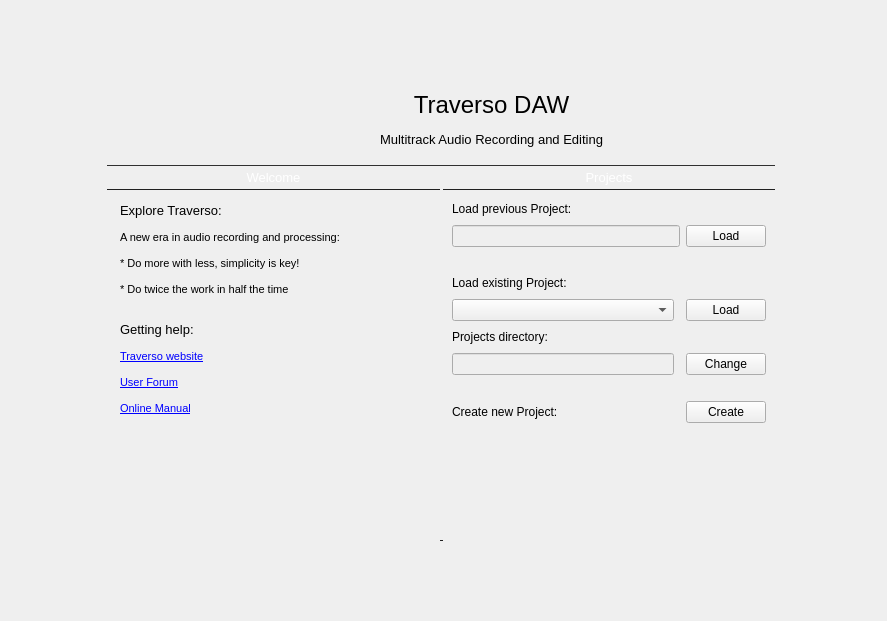
The window that src/traverso/ui/WelcomeWidget.ui (ErwanLegrand/Traverso-DAW) describes before a commit, drawn with Qt 5.
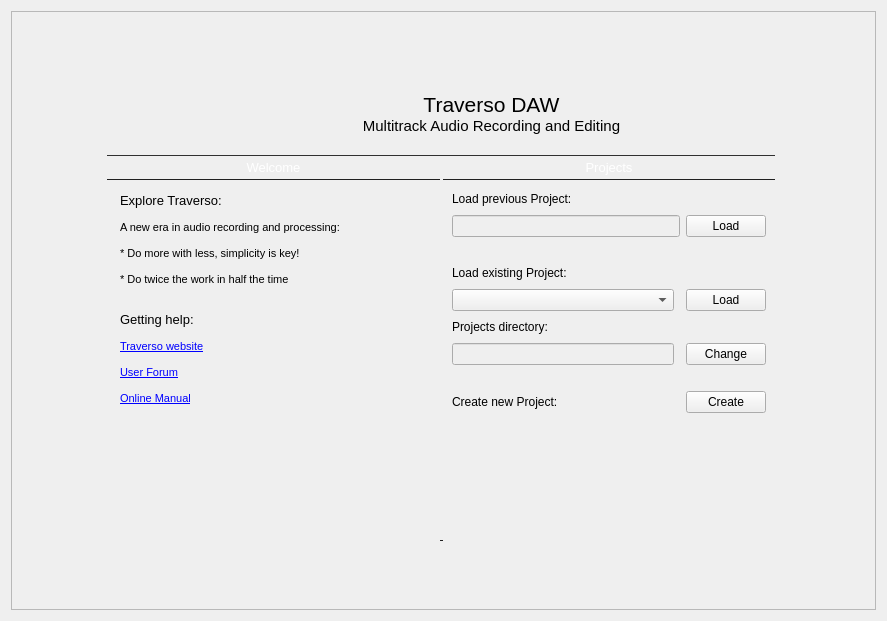
The same window after the commit. Icons and pictures are not drawn.

Commit message: Scale down the WelcomeWidget a bit so Nicola can see it too :D

Patch:
```diff
--- a/src/traverso/ui/WelcomeWidget.ui
+++ b/src/traverso/ui/WelcomeWidget.ui
@@ -15,6 +15,21 @@
   </property>
   <layout class="QGridLayout" name="gridLayout">
    <item row="0" column="0">
+    <widget class="QScrollArea" name="scrollArea">
+     <property name="widgetResizable">
+      <bool>true</bool>
+     </property>
+     <widget class="QWidget" name="scrollAreaWidgetContents">
+      <property name="geometry">
+       <rect>
+        <x>0</x>
+        <y>0</y>
+        <width>873</width>
+        <height>607</height>
+       </rect>
+      </property>
+      <layout class="QHBoxLayout" name="horizontalLayout_2">
+       <item>
     <widget class="QWidget" name="mainFrame" native="true">
      <property name="sizePolicy">
       <sizepolicy hsizetype="Preferred" vsizetype="Preferred">
@@ -24,8 +39,8 @@
      </property>
      <property name="minimumSize">
       <size>
-       <width>680</width>
-       <height>480</height>
+           <width>600</width>
+           <height>380</height>
       </size>
      </property>
      <property name="maximumSize">
@@ -56,7 +71,7 @@
         <property name="maximumSize">
          <size>
           <width>649</width>
-          <height>80</height>
+              <height>70</height>
          </size>
         </property>
         <property name="styleSheet">
@@ -74,13 +89,13 @@
            <property name="minimumSize">
             <size>
              <width>120</width>
-             <height>75</height>
+                 <height>60</height>
             </size>
            </property>
            <property name="maximumSize">
             <size>
              <width>70</width>
-             <height>89</height>
+                 <height>70</height>
             </size>
            </property>
            <property name="styleSheet">
@@ -108,9 +123,8 @@
 &lt;html&gt;&lt;head&gt;&lt;meta name=&quot;qrichtext&quot; content=&quot;1&quot; /&gt;&lt;style type=&quot;text/css&quot;&gt;
 p, li { white-space: pre-wrap; }
 &lt;/style&gt;&lt;/head&gt;&lt;body style=&quot; font-family:'DejaVu Sans'; font-size:8pt; font-weight:400; font-style:normal;&quot;&gt;
-&lt;p style=&quot; margin-top:0px; margin-bottom:0px; margin-left:0px; margin-right:0px; -qt-block-indent:0; text-indent:0px;&quot;&gt;&lt;span style=&quot; font-size:18pt;&quot;&gt;Traverso DAW&lt;/span&gt;&lt;/p&gt;
-&lt;p style=&quot;-qt-paragraph-type:empty; margin-top:0px; margin-bottom:0px; margin-left:0px; margin-right:0px; -qt-block-indent:0; text-indent:0px;&quot;&gt;&lt;/p&gt;
-&lt;p style=&quot; margin-top:0px; margin-bottom:0px; margin-left:0px; margin-right:0px; -qt-block-indent:0; text-indent:0px;&quot;&gt;&lt;span style=&quot; font-size:10pt;&quot;&gt;Multitrack Audio Recording and Editing&lt;/span&gt;&lt;/p&gt;&lt;/body&gt;&lt;/html&gt;</string>
+&lt;p style=&quot; margin-top:0px; margin-bottom:0px; margin-left:0px; margin-right:0px; -qt-block-indent:0; text-indent:0px;&quot;&gt;&lt;span style=&quot; font-size:16pt;&quot;&gt;Traverso DAW&lt;/span&gt;&lt;/p&gt;
+&lt;p style=&quot; margin-top:0px; margin-bottom:0px; margin-left:0px; margin-right:0px; -qt-block-indent:0; text-indent:0px;&quot;&gt;&lt;span style=&quot; font-size:11pt;&quot;&gt;Multitrack Audio Recording and Editing&lt;/span&gt;&lt;/p&gt;&lt;/body&gt;&lt;/html&gt;</string>
            </property>
            <property name="alignment">
             <set>Qt::AlignCenter</set>
@@ -256,19 +270,6 @@
             </layout>
            </widget>
           </item>
-          <item>
-           <spacer name="verticalSpacer_5">
-            <property name="orientation">
-             <enum>Qt::Vertical</enum>
-            </property>
-            <property name="sizeHint" stdset="0">
-             <size>
-              <width>20</width>
-              <height>40</height>
-             </size>
-            </property>
-           </spacer>
-          </item>
          </layout>
         </item>
         <item>
@@ -667,6 +668,10 @@
        </layout>
       </item>
      </layout>
+        </widget>
+       </item>
+      </layout>
+     </widget>
     </widget>
    </item>
   </layout>
```
Lines whose indentation alone changed are shown as unchanged.
